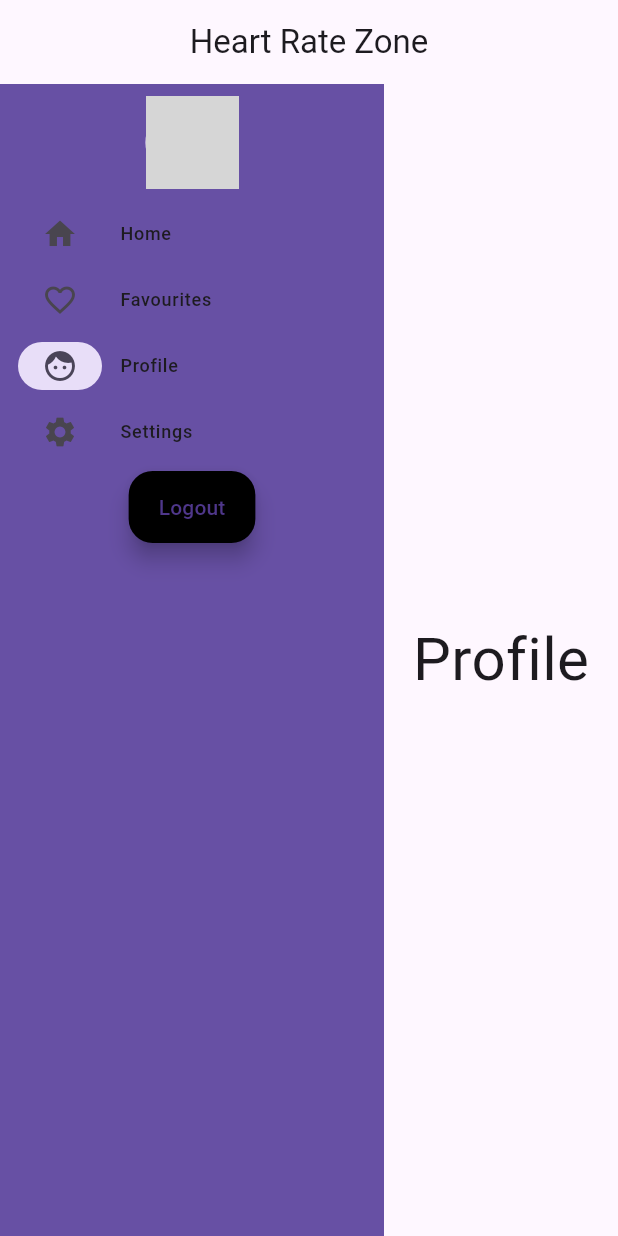
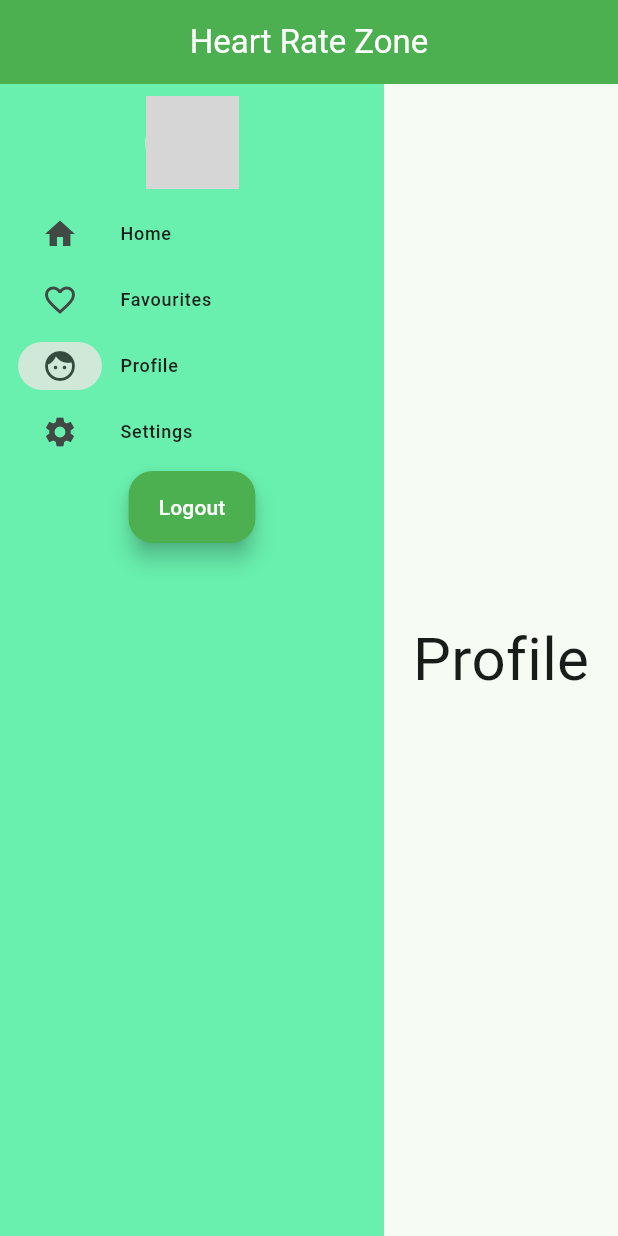
Before and after one commit to martynsdk/heart_rate_zone, a Flutter app: the screen it shows after launch, after a tap on "Favourites", after a tap on "Profile", on a phone screen of 412 x 824 dp. Run offline on Flutter 3.47's test engine with Material 2 defaults, Android fonts, the phone set to English and light mode, and no system bars; our stand-ins replace localization; network calls fail; grey boxes are pictures that could not be loaded.

Commit message:
Checkpoint for lunch

```diff
--- a/lib/main.dart
+++ b/lib/main.dart
@@ -45,6 +45,9 @@
       title: "Heart Rate Zone",
       theme: ThemeData(
         useMaterial3: true,
+        primaryColor: Colors.green,
+        secondaryHeaderColor: Colors.greenAccent,
+        colorScheme: ColorScheme.fromSeed(seedColor: Colors.greenAccent),
       ),
       home: const MyHomePage(title: title),
     );
@@ -65,15 +68,16 @@
   int index = 0;
   bool isExtended = true;
 
-  final selectedColor = Colors.white;
-  final unselectedColor = Colors.white60;
-  final labelStyle = const TextStyle(fontWeight: FontWeight.bold, fontSize: 16);
+  //final selectedColor = Colors.white;
+  //final unselectedColor = Colors.white60;
+  //final labelStyle = const TextStyle(fontWeight: FontWeight.bold, fontSize: 40);
 
   @override
   Widget build(BuildContext context) {
     return Scaffold(
       appBar: AppBar(
-        title: Text(widget.title),
+        backgroundColor: Theme.of(context).primaryColor,
+        title: Text(widget.title, style: const TextStyle(color: Colors.white)),
         centerTitle: true,
       ),
       body: Center(
@@ -81,7 +85,7 @@
           mainAxisAlignment: MainAxisAlignment.center,
           children: <Widget>[
             NavigationRail(
-              backgroundColor: Theme.of(context).primaryColor,
+              backgroundColor: Theme.of(context).secondaryHeaderColor,
               extended: isExtended,
               selectedIndex: index,
               onDestinationSelected: (index) =>
@@ -92,9 +96,9 @@
                 child: Ink.image(
                   width: 62,
                   height: 62,
-                  fit: BoxFit.fitHeight,
+                  fit: BoxFit.fill,
                   image: const NetworkImage(
-                    'https://images.unsplash.com/photo-1485893086445-ed75865251e0?ixid=MXwxMjA3fDB8MHxwaG90by1wYWdlfHx8fGVufDB8fHw%3D&ixlib=rb-1.2.1&auto=format&fit=crop&w=800&q=80',
+                    'https://images.unsplash.com/photo-1543362906-acfc16c67564?ixlib=rb-1.2.1&ixid=MnwxMjA3fDB8MHxwaG90by1wYWdlfHx8fGVufDB8fHx8&auto=format&fit=crop&w=765&q=80',
                   ),
                   child: InkWell(
                     onTap: () => setState(() => isExtended = !isExtended),
@@ -104,10 +108,9 @@
               trailing: AnimatedRailWidget(
                 child: isExtended
                     ? Row(
-                  children: [
+                  children: const [
                     Icon(
                       Icons.logout,
-                      color: Colors.white,
                       size: 28,
                     ),
                     SizedBox(width: 12),
@@ -116,12 +119,11 @@
                       style: TextStyle(
                         fontSize: 18,
                         fontWeight: FontWeight.bold,
-                        color: Colors.white,
                       ),
                     ),
                   ],
                 )
-                    : const Icon(Icons.logout, color: Colors.white),
+                    : const Icon(Icons.logout),
               ),
               destinations: const [
                 NavigationRailDestination(
@@ -155,15 +157,15 @@
   Widget buildPages() {
     switch (index) {
       case 0:
-        return HomePage();
+        return const HomePage();
       case 1:
-        return FavouritesPage();
+        return const FavouritesPage();
       case 2:
-        return ProfilePage();
+        return const ProfilePage();
       case 3:
-        return SettingsPage();
+        return const SettingsPage();
       default:
-        return HomePage();
+        return const HomePage();
     }
   }
 }
--- a/lib/page/favourites_page.dart
+++ b/lib/page/favourites_page.dart
@@ -1,22 +1,16 @@
 import 'package:flutter/material.dart';
-import 'package:heart_rate_zone/widget/grid_view_widget.dart';
 
 class FavouritesPage extends StatelessWidget {
-  final urlImages = [
-    'https://images.unsplash.com/photo-1475552113915-6fcb52652ba2?ixid=MXwxMjA3fDB8MHxwaG90by1wYWdlfHx8fGVufDB8fHw%3D&ixlib=rb-1.2.1&auto=format&fit=crop&w=1867&q=80',
-    'https://images.unsplash.com/photo-1503454537195-1dcabb73ffb9?ixid=MXwxMjA3fDB8MHxwaG90by1wYWdlfHx8fGVufDB8fHw%3D&ixlib=rb-1.2.1&auto=format&fit=crop&w=633&q=80',
-    'https://images.unsplash.com/photo-1486403184395-fc4990866136?ixid=MXwxMjA3fDB8MHxwaG90by1wYWdlfHx8fGVufDB8fHw%3D&ixlib=rb-1.2.1&auto=format&fit=crop&w=1350&q=80',
-    'https://images.unsplash.com/photo-1502980426475-b83966705988?ixid=MXwxMjA3fDB8MHxwaG90by1wYWdlfHx8fGVufDB8fHw%3D&ixlib=rb-1.2.1&auto=format&fit=crop&w=673&q=80',
-    'https://images.unsplash.com/photo-1508474384266-8e862a68a650?ixid=MXwxMjA3fDB8MHxwaG90by1wYWdlfHx8fGVufDB8fHw%3D&ixlib=rb-1.2.1&auto=format&fit=crop&w=1350&q=80',
-    'https://images.unsplash.com/photo-1514626585111-9aa86183ac98?ixid=MXwxMjA3fDB8MHxwaG90by1wYWdlfHx8fGVufDB8fHw%3D&ixlib=rb-1.2.1&auto=format&fit=crop&w=634&q=80',
-    'https://images.unsplash.com/photo-1485110168560-69d4ac37b23e?ixid=MXwxMjA3fDB8MHxwaG90by1wYWdlfHx8fGVufDB8fHw%3D&ixlib=rb-1.2.1&auto=format&fit=crop&w=800&q=80',
-    'https://images.unsplash.com/photo-1504376379689-8d54347b26c6?ixid=MXwxMjA3fDB8MHxwaG90by1wYWdlfHx8fGVufDB8fHw%3D&ixlib=rb-1.2.1&auto=format&fit=crop&w=1662&q=80',
-    'https://images.unsplash.com/photo-1503919545889-aef636e10ad4?ixid=MXwxMjA3fDB8MHxwaG90by1wYWdlfHx8fGVufDB8fHw%3D&ixlib=rb-1.2.1&auto=format&fit=crop&w=634&q=80',
-    'https://images.unsplash.com/photo-1496372487738-7b9e5c55ddda?ixid=MXwxMjA3fDB8MHxwaG90by1wYWdlfHx8fGVufDB8fHw%3D&ixlib=rb-1.2.1&auto=format&fit=crop&w=701&q=80',
-    'https://images.unsplash.com/photo-1453396450673-3fe83d2db2c4?ixid=MXwxMjA3fDB8MHxwaG90by1wYWdlfHx8fGVufDB8fHw%3D&ixlib=rb-1.2.1&auto=format&fit=crop&w=634&q=80',
-    'https://images.unsplash.com/photo-1483193722442-5422d99849bc?ixid=MXwxMjA3fDB8MHxwaG90by1wYWdlfHx8fGVufDB8fHw%3D&ixlib=rb-1.2.1&auto=format&fit=crop&w=1350&q=80',
-  ];
+  const FavouritesPage({Key? key}) : super(key: key);
+
 
   @override
-  Widget build(BuildContext context) => GridViewWidget(urlImages: urlImages);
+  Widget build(BuildContext context) => const Scaffold(
+    body: Center(
+      child: Text(
+        'Favourites',
+        style: TextStyle(fontSize: 40),
+      ),
+    ),
+  );
 }
--- a/lib/page/home_page.dart
+++ b/lib/page/home_page.dart
@@ -1,12 +1,16 @@
 import 'package:flutter/material.dart';
-import 'package:heart_rate_zone/widget/grid_view_widget.dart';
 
 class HomePage extends StatelessWidget {
-  final urlImages = [
-    'https://images.unsplash.com/photo-1490578474895-699cd4e2cf59?ixid=MXwxMjA3fDB8MHxwaG90by1wYWdlfHx8fGVufDB8fHw%3D&ixlib=rb-1.2.1&auto=format&fit=crop&w=1351&q=80',
-    'https://images.unsplash.com/photo-1504834636679-cd3acd047c06?ixid=MXwxMjA3fDB8MHxwaG90by1wYWdlfHx8fGVufDB8fHw%3D&ixlib=rb-1.2.1&auto=format&fit=crop&w=700&q=80'
-  ];
+  const HomePage({Key? key}) : super(key: key);
+
 
   @override
-  Widget build(BuildContext context) => GridViewWidget(urlImages: urlImages);
+  Widget build(BuildContext context) => const Scaffold(
+    body: Center(
+      child: Text(
+        'Home Page',
+        style: TextStyle(fontSize: 40),
+      ),
+    ),
+  );
 }
--- a/lib/page/profile_page.dart
+++ b/lib/page/profile_page.dart
@@ -1,8 +1,10 @@
 import 'package:flutter/material.dart';
 
 class ProfilePage extends StatelessWidget {
+  const ProfilePage({Key? key}) : super(key: key);
+
   @override
-  Widget build(BuildContext context) => Scaffold(
+  Widget build(BuildContext context) => const Scaffold(
     body: Center(
       child: Text(
         'Profile',
--- a/lib/page/settings_page.dart
+++ b/lib/page/settings_page.dart
@@ -1,8 +1,10 @@
 import 'package:flutter/material.dart';
 
 class SettingsPage extends StatelessWidget {
+  const SettingsPage({Key? key}) : super(key: key);
+
   @override
-  Widget build(BuildContext context) => Scaffold(
+  Widget build(BuildContext context) => const Scaffold(
     body: Center(
       child: Text(
         'Settings',
--- a/lib/widget/animated_rail_widget.dart
+++ b/lib/widget/animated_rail_widget.dart
@@ -14,14 +14,14 @@ class AnimatedRailWidget extends StatelessWidget {
 
     return AnimatedBuilder(
       animation: animation,
-      builder: (context, child) => Container(
+      builder: (context, child) => SizedBox(
         height: 56,
         child: Container(
           margin: const EdgeInsets.symmetric(horizontal: 12, vertical: 4),
           child: FloatingActionButton.extended(
-            backgroundColor: Colors.black,
+            backgroundColor: Theme.of(context).primaryColor,
             //label: child,
-            label: const Text("Logout"),
+            label: const Text("Logout", style: TextStyle(color: Colors.white)),
             isExtended: animation.status != AnimationStatus.dismissed,
             onPressed: () {},
           ),
```
